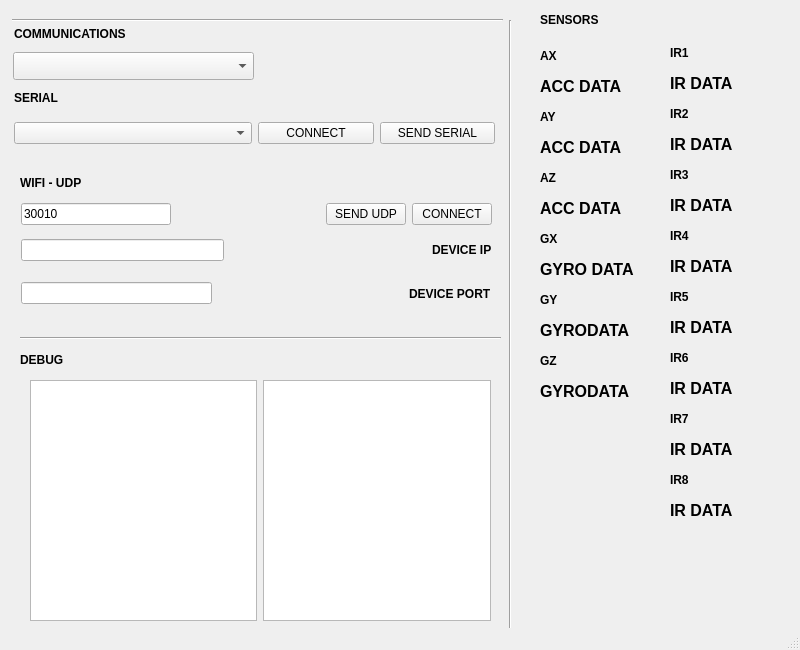
First picture: the form in gui/mainwindow.ui, repository BuffaGonzalo/MCC25, before the edit.
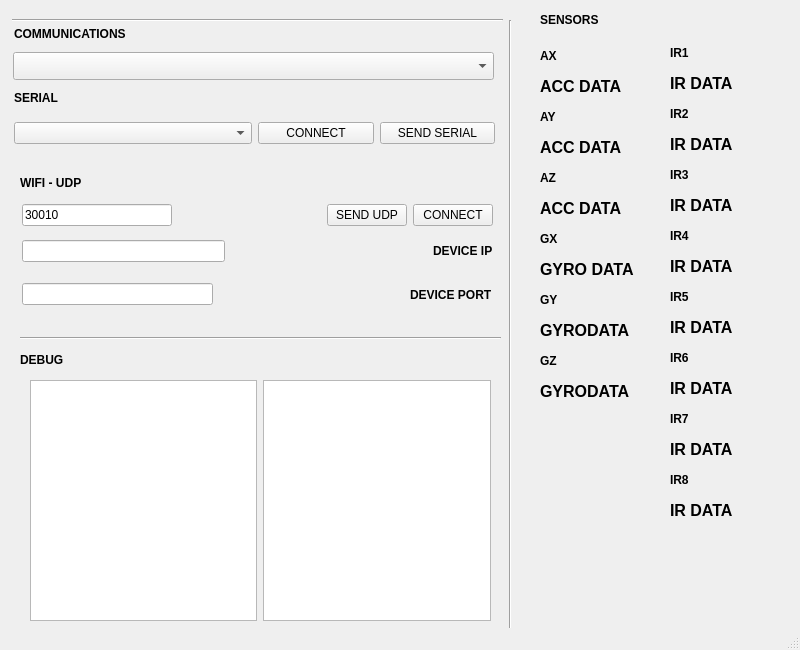
Second picture: the form after the edit. Icons and pictures are not drawn.

Patch:
```diff
--- a/gui/mainwindow.ui
+++ b/gui/mainwindow.ui
@@ -63,7 +63,7 @@
      <rect>
       <x>13</x>
       <y>52</y>
-      <width>241</width>
+      <width>481</width>
       <height>28</height>
      </rect>
     </property>
@@ -595,16 +595,16 @@
      </item>
     </layout>
    </widget>
-   <widget class="QWidget" name="layoutWidget">
+   <widget class="QWidget" name="">
     <property name="geometry">
      <rect>
-      <x>21</x>
-      <y>203</y>
+      <x>22</x>
+      <y>204</y>
       <width>471</width>
       <height>109</height>
      </rect>
     </property>
-    <layout class="QVBoxLayout" name="verticalLayout_3">
+    <layout class="QVBoxLayout" name="verticalLayout_4">
      <item>
       <layout class="QHBoxLayout" name="horizontalLayout_7">
        <item>
@@ -648,6 +648,8 @@
       </layout>
      </item>
      <item>
+      <layout class="QVBoxLayout" name="verticalLayout_3">
+       <item>
       <layout class="QHBoxLayout" name="horizontalLayout_5">
        <item>
         <widget class="QLineEdit" name="lineEdit_device_ip">
@@ -722,6 +724,8 @@
           <string>DEVICE PORT</string>
          </property>
         </widget>
+         </item>
+        </layout>
        </item>
       </layout>
      </item>
```
Lines whose indentation alone changed are shown as unchanged.
